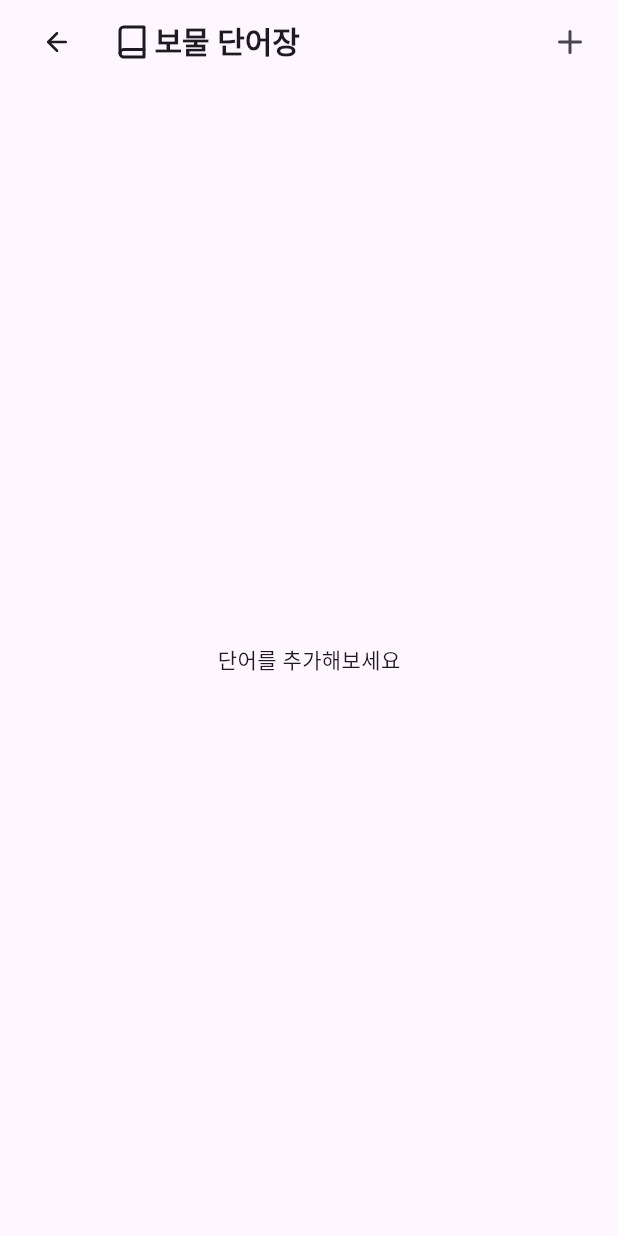
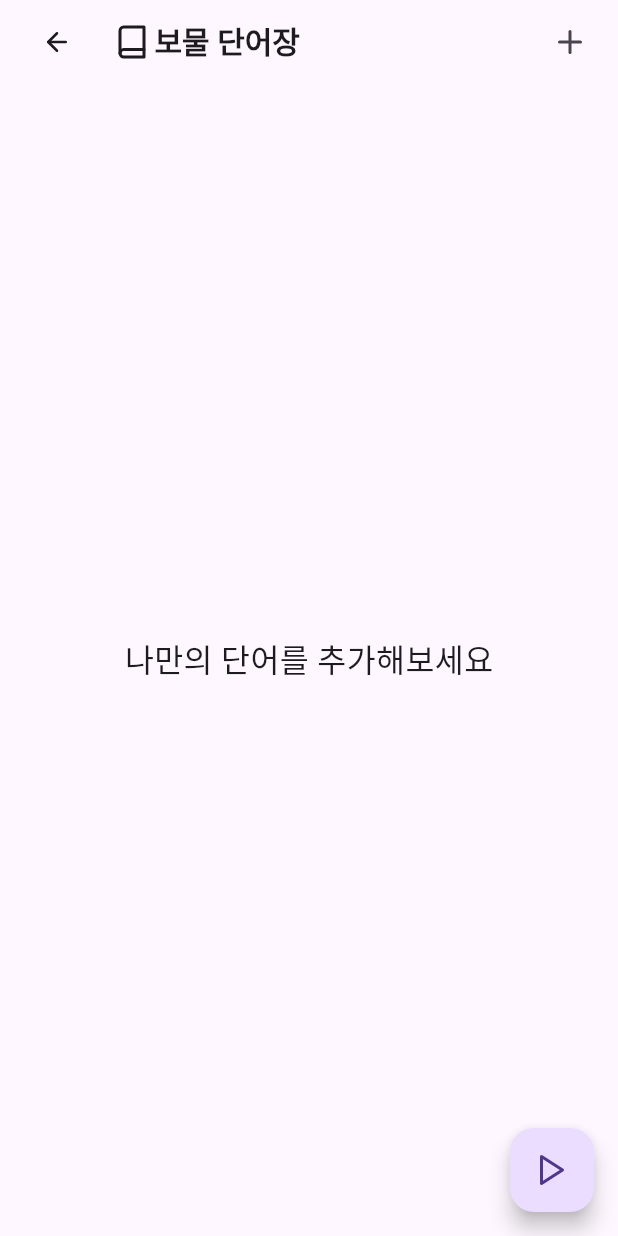
Before and after one commit to thisisJJK/hoomss, a Flutter app: the BomoolView screen opened directly, on a phone screen of 412 x 824 dp. Run offline on Flutter 3.47's test engine with Material 3 defaults, Android fonts, the phone set to English and light mode, and no system bars; our stand-ins replace auto_size_text, flutter_feather_icons, get, sqflite; accounts and stored records are empty.

Commit message:
결과 다이얼로그 수정

```diff
--- a/lib/ui/2/bomool_book/bomool_view.dart
+++ b/lib/ui/2/bomool_book/bomool_view.dart
@@ -1,11 +1,13 @@
 import 'package:flutter/material.dart';
 import 'package:flutter_feather_icons/flutter_feather_icons.dart';
 import 'package:get/get.dart';
+import 'package:hoomss/data/word/word_data_type.dart';
 import 'package:hoomss/data/word/word_model.dart';
 import 'package:hoomss/ui/2/bomool_book/bomool_view_model.dart';
 import 'package:hoomss/ui/2/bomool_book/widget/add_dialog.dart';
 import 'package:hoomss/ui/2/bomool_book/widget/edit_dialog.dart';
 import 'package:hoomss/ui/2/bomool_book/widget/word_card.dart';
+import 'package:hoomss/ui/2/quiz/quiz_view.dart';
 
 class BomoolView extends StatelessWidget {
   BomoolView({super.key});
@@ -17,6 +19,18 @@ class BomoolView extends StatelessWidget {
     return Scaffold(
       appBar: appbar(context),
       body: body(),
+      floatingActionButton: FloatingActionButton(
+        onPressed: () {
+          Get.to(
+            () => QuizView(
+              mode: ModeType.bomool.toKo,
+              level: ModeType.bomool.toKo,
+
+            ),
+          );
+        },
+        child: const Icon(FeatherIcons.play),
+      ),
     );
   }
 
@@ -28,7 +42,10 @@ class BomoolView extends StatelessWidget {
         );
       } else if (_bomoolViewModel.wordList.isEmpty) {
         return const Center(
-          child: Text('단어를 추가해보세요'),
+          child: Text(
+            '나만의 단어를 추가해보세요',
+            style: TextStyle(fontSize: 21),
+          ),
         );
       }
       return GridView.builder(
@@ -46,6 +63,7 @@ class BomoolView extends StatelessWidget {
                 Future<WordModel> word = Get.find<BomoolViewModel>()
                     .databaseService
                     .readBomoolWord(_bomoolViewModel.wordList[index].id);
+
                 showDialog(
                     context: context,
                     builder: (BuildContext context) => EditDialog(
@@ -66,13 +84,13 @@ class BomoolView extends StatelessWidget {
   AppBar appbar(context) {
     return AppBar(
       centerTitle: true,
-      title: const Row(
+      title: Row(
         children: [
-          Icon(FeatherIcons.book),
-          SizedBox(width: 3),
+          const Icon(FeatherIcons.book),
+          const SizedBox(width: 3),
           Text(
-            '보물 단어장',
-            style: TextStyle(
+            ModeType.bomool.toKo,
+            style: const TextStyle(
               fontSize: 20,
               fontWeight: FontWeight.bold,
             ),
--- a/lib/ui/2/bomool_book/widget/edit_dialog.dart
+++ b/lib/ui/2/bomool_book/widget/edit_dialog.dart
@@ -57,6 +57,8 @@ class EditDialog extends StatelessWidget {
                               if (result) {
                                 Get.find<BomoolViewModel>()
                                     .readBomoolWordList();
+                                engController.text = '';
+                                korController.text = '';
                                 Get.back();
                               }
                             });
@@ -65,6 +67,8 @@ class EditDialog extends StatelessWidget {
                         ),
                         ElevatedButton(
                           onPressed: () {
+                            engController.text = '';
+                            korController.text = '';
                             Get.back();
                           },
                           child: const Text('취소'),
--- a/lib/ui/2/quiz/quiz_view_model.dart
+++ b/lib/ui/2/quiz/quiz_view_model.dart
@@ -68,11 +68,9 @@ class QuizViewModel extends GetxController {
 
   void nextQuestion(String level, int count) {
     if (currentIndex.value == questions.length - 1) {
-      print('end');
       return oneMoreDialog(level, count);
     }
     if (currentIndex.value < questions.length - 1) {
-      print('next');
       currentIndex.value++;
     }
 
@@ -80,6 +78,7 @@ class QuizViewModel extends GetxController {
   }
 
   void oneMoreDialog(String level, int count) {
+    int correctCount = count - incorrectCount;
     Get.dialog(
       AlertDialog(
         title: const Text("한번 더 훔쳐볼래?"),
@@ -96,7 +95,7 @@ class QuizViewModel extends GetxController {
               width: 5,
             ),
             Text(
-              '$incorrectCount/$count',
+              '$correctCount / $count',
               style: const TextStyle(
                 fontSize: 32,
               ),
```
Also changed, not shown: lib/data/database_service.dart (+20 -0 lines), lib/ui/2/bomool_book/widget/add_dialog.dart (+10 -3 lines), lib/ui/2/quiz/quiz_view.dart (+12 -3 lines), lib/ui/2/quiz/widget/quiz_card.dart (+25 -2 lines), lib/ui/2/word/word_view.dart (+12 -0 lines).
